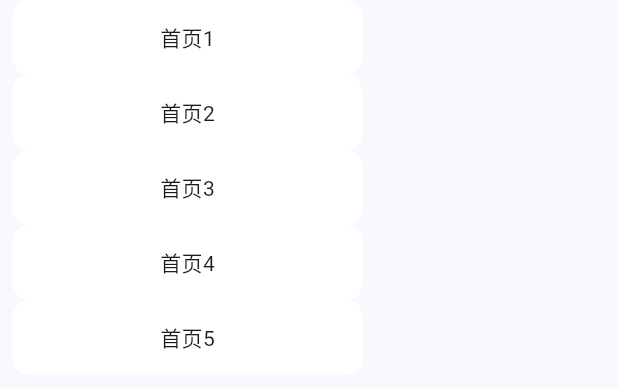
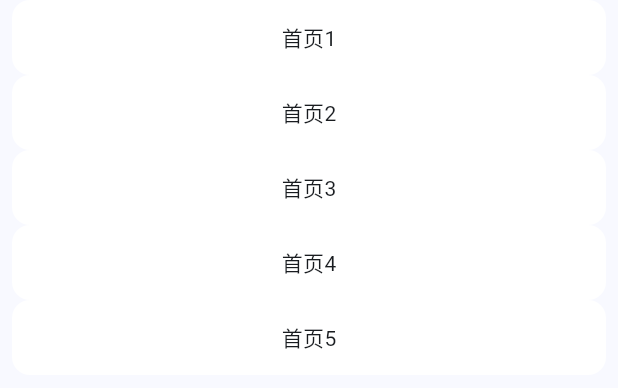
Before and after one commit to licheng1013/admin-flutter, a Flutter app: the SidebarPage widget shown alone on an empty page, opened directly, on a phone screen of 412 x 824 dp. Shown: the top 388 px of the screen. Run offline on Flutter 3.47's test engine with Material 3 defaults, Android fonts, the phone set to English and light mode, and no system bars; our stand-ins replace bot_toast, dio, get, shared_preferences; accounts and stored records are empty; Roboto replaces fonts that are missing (MyFont).

```diff
--- a/lib/app/home/sidebar/logic.dart
+++ b/lib/app/home/sidebar/logic.dart
@@ -7,6 +7,8 @@ import 'state.dart';
 class SidebarLogic extends GetxController {
   final SidebarState state = SidebarState();
   static var selectName = "".obs;
+  //展开
+  static var isExpanded = true.obs;
   static List<SidebarTree> treeList = [
     SidebarTree(
       name: "首页1",
--- a/lib/app/home/sidebar/view.dart
+++ b/lib/app/home/sidebar/view.dart
@@ -1,4 +1,3 @@
-import 'package:app_template/common/message_util.dart';
 import 'package:app_template/theme/theme_util.dart';
 import 'package:flutter/material.dart';
 import 'package:get/get.dart';
@@ -13,13 +12,10 @@ class SidebarPage extends StatelessWidget {
 
   @override
   Widget build(BuildContext context) {
-    return SizedBox(
-      width: 250,
-      child: ListView(
-        children: [
-          for (var item in SidebarLogic.treeList) _text(item),
-        ],
-      ),
+    return ListView(
+      children: [
+        for (var item in SidebarLogic.treeList) _text(item),
+      ],
     );
   }
 
@@ -37,7 +33,8 @@ class SidebarPage extends StatelessWidget {
               decoration: ThemeUtil.boxDecoration(
                   color: SidebarLogic.selectName.value == item.name
                       ? Colors.grey.shade200
-                      : Colors.white,radius: 12),
+                      : Colors.white,
+                  radius: 12),
               height: 50,
               child: Center(child: Text(item.name)));
         }),
--- a/lib/app/launch/logic.dart
+++ b/lib/app/launch/logic.dart
@@ -13,7 +13,10 @@ class LaunchLogic extends GetxController {
   void onInit() async {
     super.onInit();
     // 休眠3秒
-    await Future.delayed(const Duration(seconds: 2));
+
+
+    await Future.delayed(const Duration(seconds: 1));
+
     var data = await AppData.read();
     if (data.token.isEmpty) {
       Get.off(() => LoginPage());
--- a/lib/app/launch/view.dart
+++ b/lib/app/launch/view.dart
@@ -12,7 +12,8 @@ class LaunchPage extends StatelessWidget {
   @override
   Widget build(BuildContext context) {
     return Scaffold(
-      body: Column(
+      body: Center(
+        child: Column(
           mainAxisAlignment: MainAxisAlignment.center,
           children: [
             Image.asset(
@@ -23,6 +24,7 @@ class LaunchPage extends StatelessWidget {
             const Text("启动闪屏")
           ],
         ),
+      ),
     );
   }
 }
--- a/lib/main.dart
+++ b/lib/main.dart
@@ -13,6 +13,7 @@ class MyApp extends StatelessWidget {
   @override
   Widget build(BuildContext context) {
     return GetMaterialApp(
+      defaultTransition: Transition.noTransition,
       builder: BotToastInit(), //1.调用BotToastInit
       navigatorObservers: [BotToastNavigatorObserver()],//2.注册路由观察者
       title: 'Flutter Demo',
```
Also changed, not shown: lib/app/home/head/view.dart (+7 -0 lines), lib/app/home/view.dart (+16 -10 lines), lib/common/animate_util.dart (added, +12 -0 lines). Lines whose indentation alone changed are shown as unchanged.
